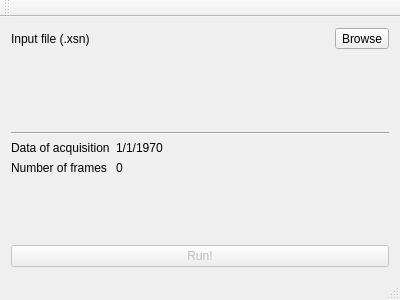
PaoloTomasinUniTN/DecodeXSN, file QPTDecodeXSN/mainwindow.ui: the form before one commit.
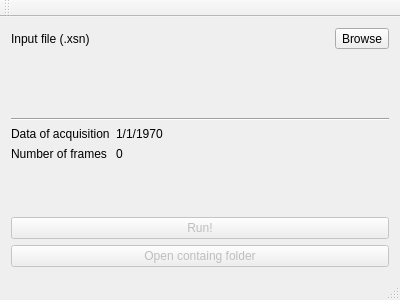
The form after the commit.

Diff of the .ui file:
```diff
--- a/QPTDecodeXSN/mainwindow.ui
+++ b/QPTDecodeXSN/mainwindow.ui
@@ -93,6 +93,16 @@
       </property>
      </widget>
     </item>
+    <item>
+     <widget class="QPushButton" name="pb_folder">
+      <property name="enabled">
+       <bool>false</bool>
+      </property>
+      <property name="text">
+       <string>Open containg folder</string>
+      </property>
+     </widget>
+    </item>
    </layout>
   </widget>
   <widget class="QMenuBar" name="menuBar">
```
